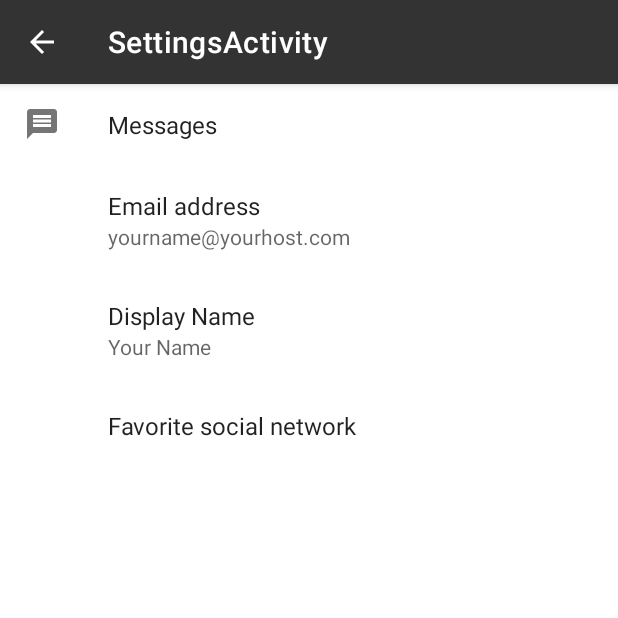
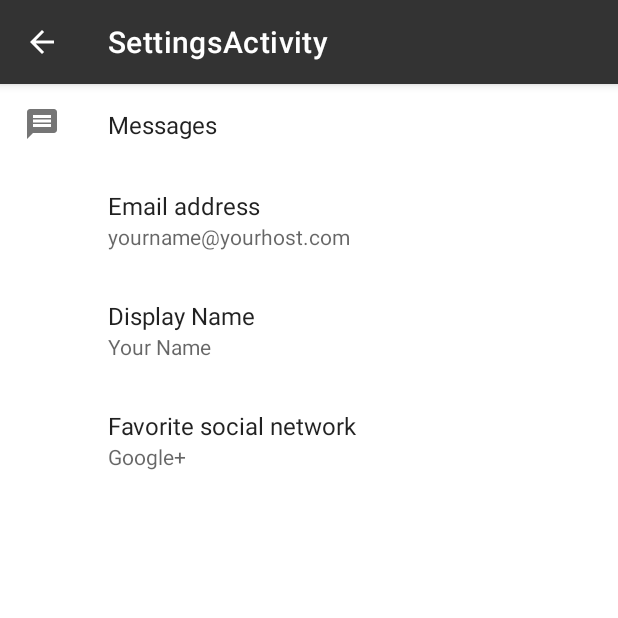
Before and after one commit to ldecorps/NoteKeeper, an Android app: the screen it shows after launch (SettingsActivity), in the options menu, after a tap on "Settings", on a phone screen of 412 x 824 dp, the top half of it. Run offline under Robolectric (Android 15) with nearby library versions, the phone set to English and light mode, and no system bars; our stand-ins replace androidx.preference.

Commit message:
Creating Settings Screens and Accessing SharedPreferences
Managing Summary Updates and Default Initialization

```diff
--- a/app/src/main/java/com/example/notekeeper/MainActivity.java
+++ b/app/src/main/java/com/example/notekeeper/MainActivity.java
@@ -11,6 +11,7 @@ import androidx.appcompat.app.AppCompatActivity;
 import androidx.appcompat.widget.Toolbar;
 import androidx.core.view.GravityCompat;
 import androidx.drawerlayout.widget.DrawerLayout;
+import androidx.preference.PreferenceManager;
 import androidx.recyclerview.widget.GridLayoutManager;
 import androidx.recyclerview.widget.LinearLayoutManager;
 import androidx.recyclerview.widget.RecyclerView;
@@ -38,6 +39,7 @@ public class MainActivity extends AppCompatActivity  implements NavigationView.O
         Toolbar toolbar = (Toolbar) findViewById(R.id.toolbar);
         setSupportActionBar(binding.appBarMain.toolbar);
         binding.appBarMain.fab.setOnClickListener(view -> startActivity(new Intent(MainActivity.this, NoteActivity.class)));
+        PreferenceManager.getDefaultSharedPreferences(this);
         DrawerLayout drawer = (DrawerLayout) findViewById(R.id.drawer_layout);
         ActionBarDrawerToggle toggle = new ActionBarDrawerToggle(
                 this, drawer, toolbar, R.string.navigation_drawer_open, R.string.navigation_drawer_close);
--- a/app/src/main/res/xml/header_preferences.xml
+++ b/app/src/main/res/xml/header_preferences.xml
@@ -29,6 +29,7 @@
         android:key="user_favorite_social"
         android:negativeButtonText="@null"
         android:positiveButtonText="@null"
-        android:title="@string/pref_title_favorite_social"/>
+        android:title="@string/pref_title_favorite_social"
+        app:useSimpleSummaryProvider="true"/>
 
 </PreferenceScreen>
```
